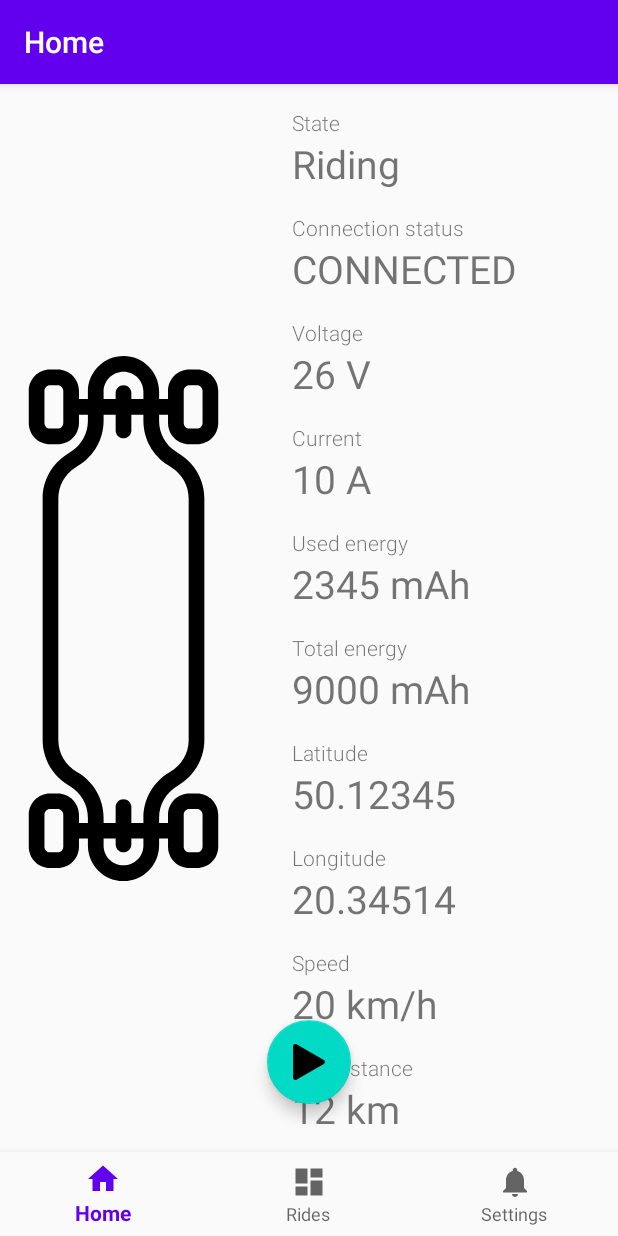
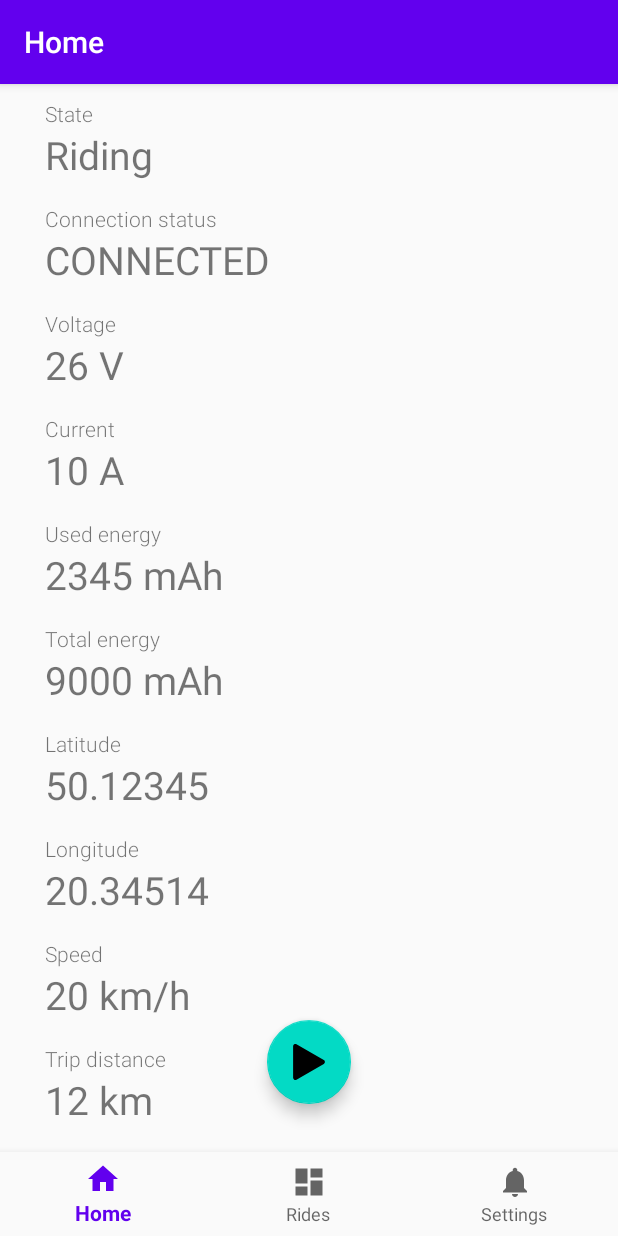
Before and after one commit to pwiklowski/esk8pal-android, an Android app: the HomeFragment screen opened directly, with no data from a screen before it, on a phone screen of 412 x 824 dp. Run offline under Robolectric (Android 15) with nearby library versions, the phone set to English and light mode, and no system bars; our stand-ins replace RxJava, navigation-ui; libraries missing offline, so code that uses them is left out: com.polidea.rxandroidble2; 2 statements that could not run were skipped.

Commit message:
Remove image from home screen

```diff
--- a/app/src/main/res/layout/fragment_home.xml
+++ b/app/src/main/res/layout/fragment_home.xml
@@ -6,27 +6,13 @@
     android:layout_height="match_parent"
     tools:context=".ui.home.HomeFragment">
 
-    <ImageView
-        android:id="@+id/imageView"
-        android:layout_width="150dp"
-        android:layout_height="350dp"
-        android:layout_margin="30dp"
-        android:scaleType="centerCrop"
-        app:layout_constraintBottom_toBottomOf="parent"
-        app:layout_constraintEnd_toStartOf="@+id/guideline"
-        app:layout_constraintStart_toStartOf="parent"
-        app:layout_constraintTop_toTopOf="parent"
-        app:srcCompat="@drawable/ic_skate"
-        tools:ignore="MissingConstraints" />
-
     <LinearLayout
         android:id="@+id/linearLayout"
         android:layout_width="wrap_content"
         android:layout_height="wrap_content"
-        android:layout_margin="30dp"
+        android:layout_marginLeft="30dp"
         android:orientation="vertical"
-        app:layout_constraintBottom_toBottomOf="parent"
-        app:layout_constraintStart_toStartOf="@+id/guideline"
+        app:layout_constraintStart_toStartOf="parent"
         app:layout_constraintTop_toTopOf="parent">
 
         <TextView
@@ -163,14 +149,6 @@
 
     </LinearLayout>
 
-    <androidx.constraintlayout.widget.Guideline
-        android:id="@+id/guideline"
-        android:layout_width="wrap_content"
-        android:layout_height="0dp"
-        android:orientation="vertical"
-        app:layout_constraintGuide_percent="0.4
-"
-        />
 
     <com.google.android.material.floatingactionbutton.FloatingActionButton
         android:id="@+id/state_toggle"
```
